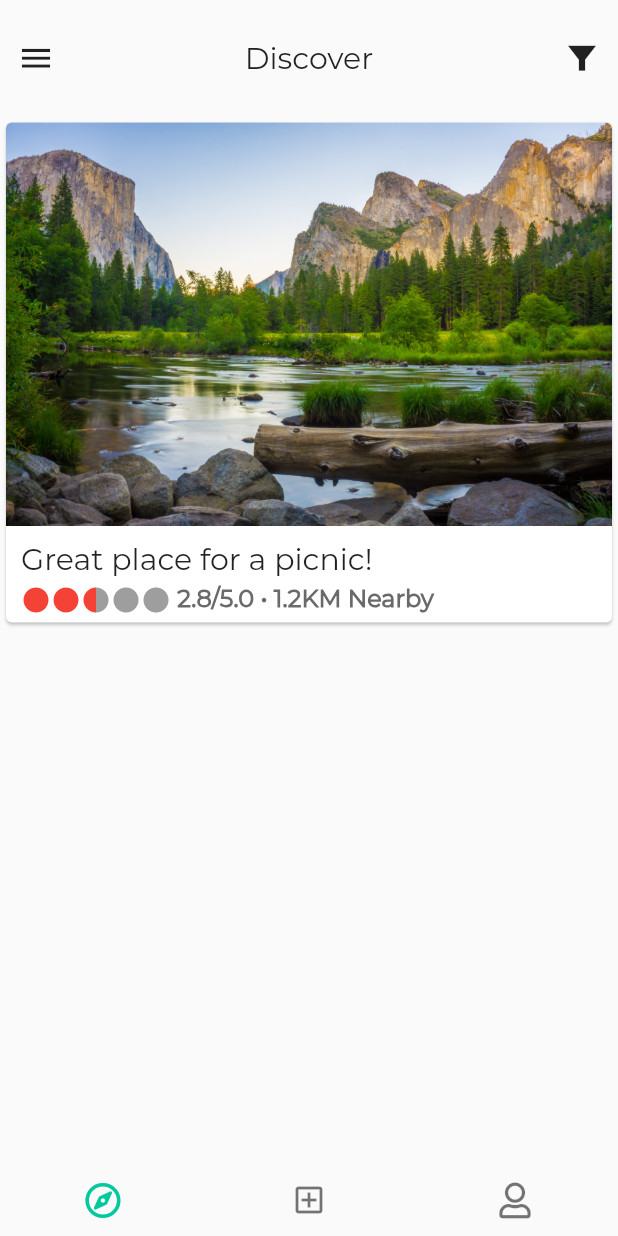
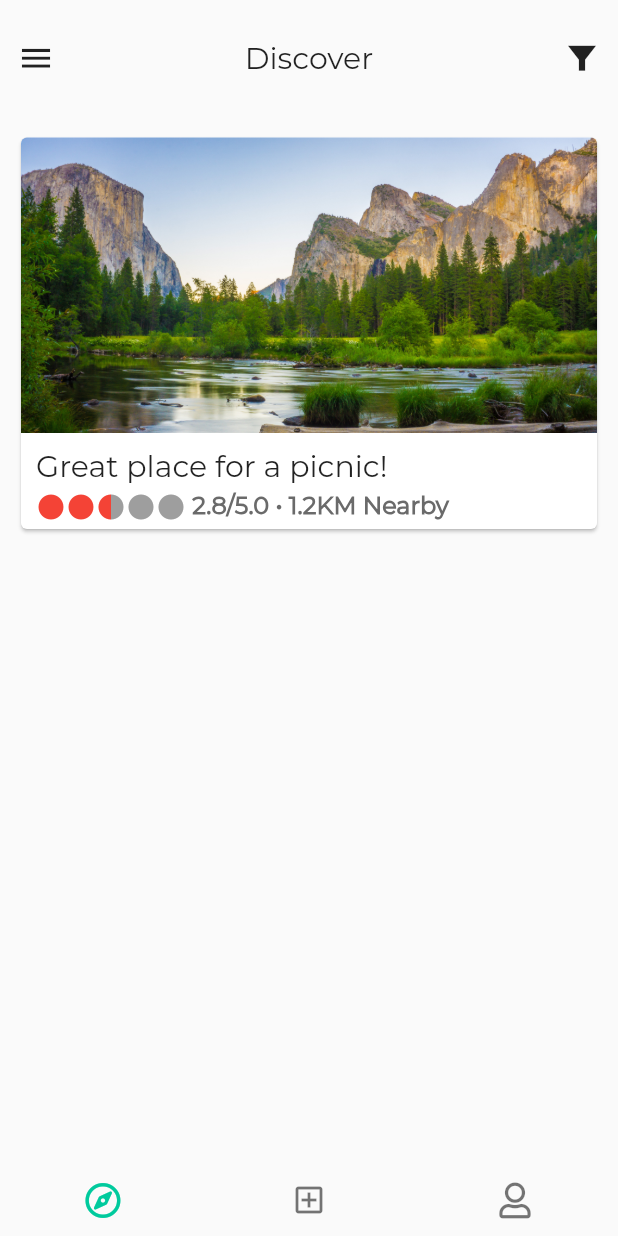
Before and after one commit to The-Coding-Misfits/harmony, a Flutter app: the DiscoverPage screen opened by its route, on a phone screen of 412 x 824 dp. Run offline on Flutter 3.47's test engine with Material 2 defaults, Android fonts, the phone set to English and light mode, and no system bars; our stand-ins replace cloud_firestore, firebase_auth, firebase_core, firebase_storage, font_awesome_flutter, image_picker; accounts and stored records are empty; project files that could hold a hidden picture were left out.

Commit message:
place card 2.0

```diff
--- a/lib/widgets/general_use/place_card.dart
+++ b/lib/widgets/general_use/place_card.dart
@@ -10,13 +10,26 @@ class PlaceCard extends StatelessWidget {
 
   @override
   Widget build(BuildContext context) {
-    return Card(
+    return Padding(
+      padding: const EdgeInsets.all(10.0),
+      child: Card(
         clipBehavior: Clip.antiAlias,
         child: GestureDetector(
           onTap: () {},
           child: Column(
             children: [
-            Image.asset(imageUrl),
+              AspectRatio(
+                aspectRatio: 487 / 250,
+                child: Container(
+                  decoration: BoxDecoration(
+                      image: DecorationImage(
+                        fit: BoxFit.fitWidth,
+                        alignment: FractionalOffset.topCenter,
+                        image: AssetImage(imageUrl),//NetworkImage(imageUrl),
+                      )
+                  ),
+                ),
+              ),
               const Align(
                 alignment: Alignment.centerLeft,
                 child: Padding(
@@ -45,6 +58,7 @@ class PlaceCard extends StatelessWidget {
             ],
           ),
         ),
+      ),
     );
   }
 }
--- a/lib/widgets/place/place_cart.dart
+++ /dev/null
@@ -1,24 +0,0 @@
-import 'package:flutter/material.dart';
-import 'package:harmony/models/place.dart';
-
-class PlaceCard extends StatelessWidget {
-
-  final Place _place;
-  const PlaceCard(this._place);
-
-  @override
-  Widget build(BuildContext context) {
-    return Card(
-      child: Column(
-        children: [
-          Expanded(
-            child: AspectRatio(
-              aspectRatio: 3/2,
-              child: Container(), //TODO
-            ),
-          )
-        ],
-      ),
-    );
-  }
-}
```
Lines whose indentation alone changed are shown as unchanged.
